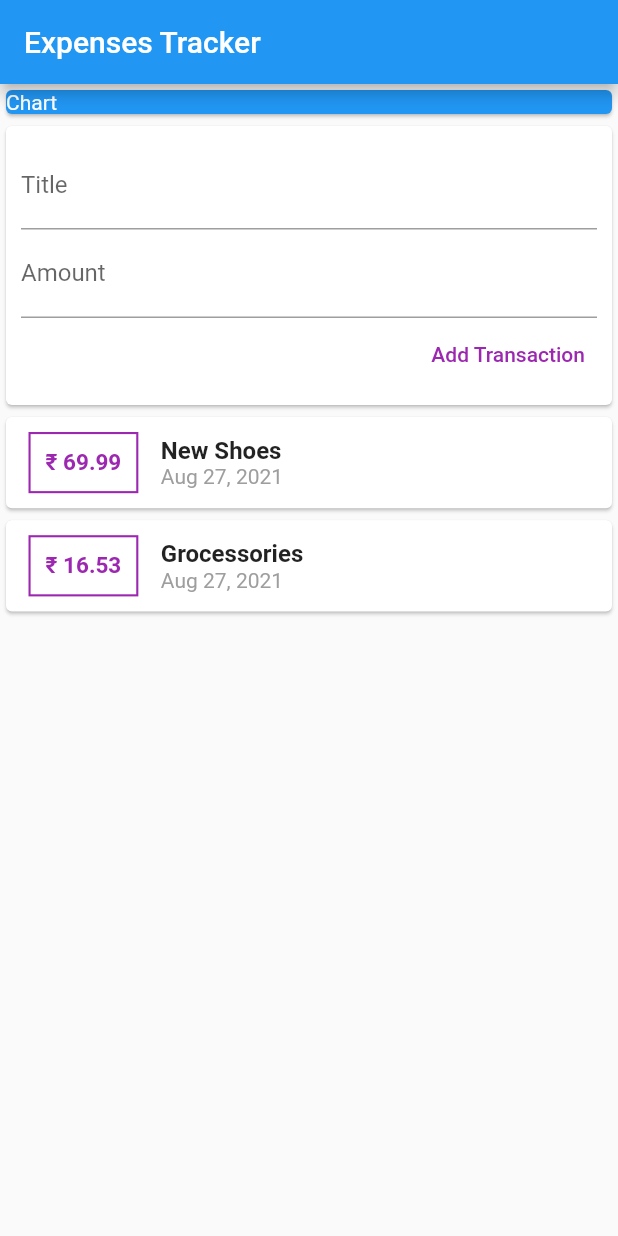
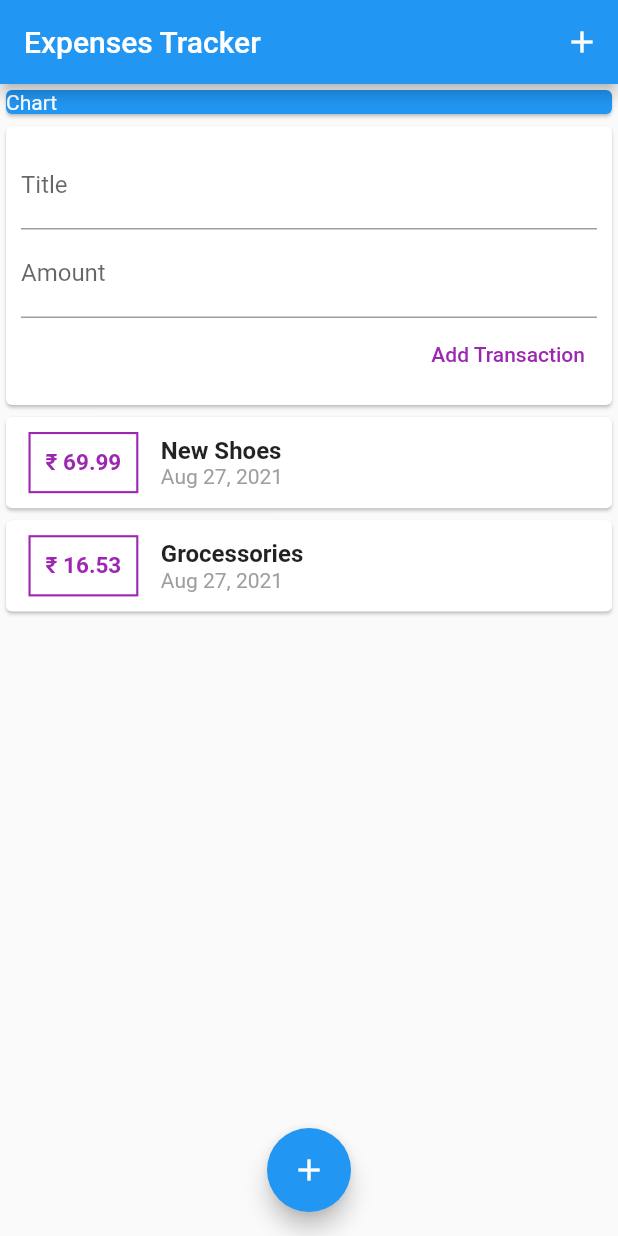
Before and after one commit to abhi-2000/Personal-Expenses-Tracker, a Flutter app: the screen it shows after launch, after a tap on "Add Transaction", on a phone screen of 412 x 824 dp. Run offline on Flutter 3.47's test engine with Material 2 defaults, Android fonts, the phone set to English and light mode, and no system bars.

Commit message:
Improved history tracker and added button to add recent expense

```diff
--- a/lib/main.dart
+++ b/lib/main.dart
@@ -1,10 +1,5 @@
 import 'package:flutter/material.dart';
-import 'package:personal_expenses/widgets/new_transaction.dart';
-import 'package:personal_expenses/widgets/transaction_list.dart';
 import 'package:personal_expenses/widgets/user_transaction.dart';
-import 'modules/transaction.dart';
-import 'package:intl/intl.dart';
-import 'widgets/new_transaction.dart';
 
 void main() {
   runApp(MyApp());
@@ -33,8 +28,12 @@ class MyHomePage extends StatelessWidget {
     return Scaffold(
       appBar: AppBar(
         title: Text('Expenses Tracker'),
+        actions: [
+          IconButton(onPressed: () {}, icon: Icon(Icons.add)),
+        ],
       ),
-      body: Column(
+      body: SingleChildScrollView(
+        child: Column(
           children: <Widget>[
             Container(
               width: double.infinity,
@@ -48,6 +47,13 @@ class MyHomePage extends StatelessWidget {
             ),
             UserTransaction(),
           ],
-    ));
+        ),
+      ),
+      floatingActionButtonLocation: FloatingActionButtonLocation.centerFloat,
+      floatingActionButton: FloatingActionButton(
+        child: Icon(Icons.add),
+        onPressed: () {},
+      ),
+    );
   }
 }
--- a/lib/widgets/new_transaction.dart
+++ b/lib/widgets/new_transaction.dart
@@ -1,12 +1,24 @@
 import 'package:flutter/material.dart';
+
 class Newtransaction extends StatelessWidget {
   final titlecontroller = TextEditingController();
   final amountcontroller = TextEditingController();
   final Function addTx;
-   Newtransaction(this.addTx);
+
+  Newtransaction(this.addTx);
+
+  void submitdata() {
+    final enteredTitle=titlecontroller.text;
+    final enteredAmount=double.parse(amountcontroller.text);
+    if(enteredTitle.isEmpty || enteredAmount<=0){
+      return;
+    }
+    addTx(enteredTitle,enteredAmount);
+  }
+
   @override
   Widget build(BuildContext context) {
-    return             Card(
+    return Card(
       child: Container(
         padding: EdgeInsets.all(10),
         child: Column(
@@ -15,19 +27,20 @@ class Newtransaction extends StatelessWidget {
             TextField(
               decoration: InputDecoration(labelText: 'Title'),
               controller: titlecontroller,
+              onSubmitted: (_) => submitdata(),
             ),
             TextField(
               decoration: InputDecoration(labelText: 'Amount'),
               controller: amountcontroller,
+              keyboardType: TextInputType.number,
+              onSubmitted: (_) => submitdata(),
             ),
             TextButton(
               child: Text(
                 'Add Transaction',
                 style: TextStyle(color: Colors.purple),
               ),
-              onPressed: () {
-                addTx(titlecontroller.text,double.parse(amountcontroller.text));
-              },
+              onPressed: () =>submitdata(),
             )
           ],
         ),
--- a/lib/widgets/transaction_list.dart
+++ b/lib/widgets/transaction_list.dart
@@ -5,23 +5,26 @@ import '../modules/transaction.dart';
 
 class Transaction_list extends StatelessWidget {
   final List<Transaction> transaction;
+
   Transaction_list(this.transaction);
+
   @override
   Widget build(BuildContext context) {
-    return Column(
-      children: transaction.map((tx) {
+    return Container(
+      height: 550,
+      child: ListView.builder(
+        itemBuilder: (ctx, index) {
           return Card(
             child: Row(
               children: [
                 Container(
-                margin:
-                EdgeInsets.symmetric(vertical: 10, horizontal: 15),
+                  margin: EdgeInsets.symmetric(vertical: 10, horizontal: 15),
                   decoration: BoxDecoration(
                     border: Border.all(color: Colors.purple, width: 1.4),
                   ),
                   padding: EdgeInsets.all(10),
                   child: Text(
-                  '₹ ${tx.amount}',
+                    '₹ ${transaction[index].amount.toStringAsFixed(2)}',
                     style: TextStyle(
                         fontWeight: FontWeight.bold,
                         fontSize: 15,
@@ -32,12 +35,12 @@ Transaction_list(this.transaction);
                   crossAxisAlignment: CrossAxisAlignment.start,
                   children: [
                     Text(
-                    tx.title,
-                    style: TextStyle(
-                        fontSize: 16, fontWeight: FontWeight.bold),
+                      transaction[index].title,
+                      style:
+                          TextStyle(fontSize: 16, fontWeight: FontWeight.bold),
                     ),
                     Text(
-                    DateFormat.yMMMd().format(tx.date),
+                      DateFormat.yMMMd().format(transaction[index].date),
                       style: TextStyle(color: Colors.grey),
                     ),
                   ],
@@ -45,7 +48,10 @@ Transaction_list(this.transaction);
               ],
             ),
           );
-      }).toList(),
+        },
+        itemCount: transaction.length,
+        // children: transaction.map((tx) {}).toList(),
+      ),
     );
   }
 }
```
Lines whose indentation alone changed are shown as unchanged.
